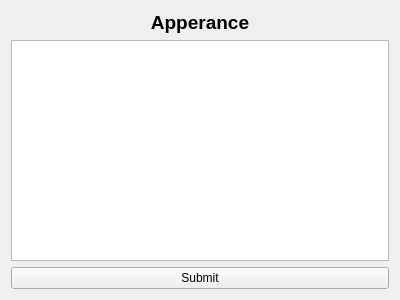
The window that forms/ui_forms/apperance_form.ui (ericmullally/dnd_tracker) describes before a commit, drawn with Qt 5.
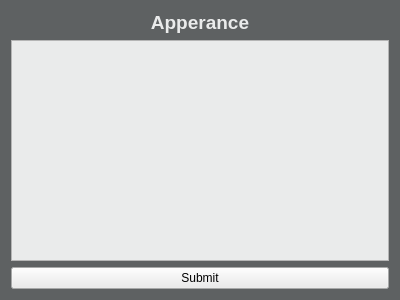
The same window after the commit.

What changed in the file:
```diff
--- a/forms/ui_forms/apperance_form.ui
+++ b/forms/ui_forms/apperance_form.ui
@@ -10,6 +10,448 @@
     <height>300</height>
    </rect>
   </property>
+  <property name="palette">
+   <palette>
+    <active>
+     <colorrole role="WindowText">
+      <brush brushstyle="SolidPattern">
+       <color alpha="255">
+        <red>234</red>
+        <green>235</green>
+        <blue>235</blue>
+       </color>
+      </brush>
+     </colorrole>
+     <colorrole role="Button">
+      <brush brushstyle="SolidPattern">
+       <color alpha="255">
+        <red>94</red>
+        <green>97</green>
+        <blue>98</blue>
+       </color>
+      </brush>
+     </colorrole>
+     <colorrole role="Light">
+      <brush brushstyle="SolidPattern">
+       <color alpha="255">
+        <red>141</red>
+        <green>146</green>
+        <blue>147</blue>
+       </color>
+      </brush>
+     </colorrole>
+     <colorrole role="Midlight">
+      <brush brushstyle="SolidPattern">
+       <color alpha="255">
+        <red>117</red>
+        <green>121</green>
+        <blue>122</blue>
+       </color>
+      </brush>
+     </colorrole>
+     <colorrole role="Dark">
+      <brush brushstyle="SolidPattern">
+       <color alpha="255">
+        <red>47</red>
+        <green>48</green>
+        <blue>49</blue>
+       </color>
+      </brush>
+     </colorrole>
+     <colorrole role="Mid">
+      <brush brushstyle="SolidPattern">
+       <color alpha="255">
+        <red>62</red>
+        <green>64</green>
+        <blue>65</blue>
+       </color>
+      </brush>
+     </colorrole>
+     <colorrole role="Text">
+      <brush brushstyle="SolidPattern">
+       <color alpha="255">
+        <red>255</red>
+        <green>255</green>
+        <blue>255</blue>
+       </color>
+      </brush>
+     </colorrole>
+     <colorrole role="BrightText">
+      <brush brushstyle="SolidPattern">
+       <color alpha="255">
+        <red>255</red>
+        <green>255</green>
+        <blue>255</blue>
+       </color>
+      </brush>
+     </colorrole>
+     <colorrole role="ButtonText">
+      <brush brushstyle="SolidPattern">
+       <color alpha="255">
+        <red>255</red>
+        <green>255</green>
+        <blue>255</blue>
+       </color>
+      </brush>
+     </colorrole>
+     <colorrole role="Base">
+      <brush brushstyle="SolidPattern">
+       <color alpha="255">
+        <red>0</red>
+        <green>0</green>
+        <blue>0</blue>
+       </color>
+      </brush>
+     </colorrole>
+     <colorrole role="Window">
+      <brush brushstyle="SolidPattern">
+       <color alpha="255">
+        <red>94</red>
+        <green>97</green>
+        <blue>98</blue>
+       </color>
+      </brush>
+     </colorrole>
+     <colorrole role="Shadow">
+      <brush brushstyle="SolidPattern">
+       <color alpha="255">
+        <red>0</red>
+        <green>0</green>
+        <blue>0</blue>
+       </color>
+      </brush>
+     </colorrole>
+     <colorrole role="AlternateBase">
+      <brush brushstyle="SolidPattern">
+       <color alpha="255">
+        <red>47</red>
+        <green>48</green>
+        <blue>49</blue>
+       </color>
+      </brush>
+     </colorrole>
+     <colorrole role="ToolTipBase">
+      <brush brushstyle="SolidPattern">
+       <color alpha="255">
+        <red>255</red>
+        <green>255</green>
+        <blue>220</blue>
+       </color>
+      </brush>
+     </colorrole>
+     <colorrole role="ToolTipText">
+      <brush brushstyle="SolidPattern">
+       <color alpha="255">
+        <red>0</red>
+        <green>0</green>
+        <blue>0</blue>
+       </color>
+      </brush>
+     </colorrole>
+     <colorrole role="PlaceholderText">
+      <brush brushstyle="SolidPattern">
+       <color alpha="128">
+        <red>255</red>
+        <green>255</green>
+        <blue>255</blue>
+       </color>
+      </brush>
+     </colorrole>
+    </active>
+    <inactive>
+     <colorrole role="WindowText">
+      <brush brushstyle="SolidPattern">
+       <color alpha="255">
+        <red>234</red>
+        <green>235</green>
+        <blue>235</blue>
+       </color>
+      </brush>
+     </colorrole>
+     <colorrole role="Button">
+      <brush brushstyle="SolidPattern">
+       <color alpha="255">
+        <red>94</red>
+        <green>97</green>
+        <blue>98</blue>
+       </color>
+      </brush>
+     </colorrole>
+     <colorrole role="Light">
+      <brush brushstyle="SolidPattern">
+       <color alpha="255">
+        <red>141</red>
+        <green>146</green>
+        <blue>147</blue>
+       </color>
+      </brush>
+     </colorrole>
+     <colorrole role="Midlight">
+      <brush brushstyle="SolidPattern">
+       <color alpha="255">
+        <red>117</red>
+        <green>121</green>
+        <blue>122</blue>
+       </color>
+      </brush>
+     </colorrole>
+     <colorrole role="Dark">
+      <brush brushstyle="SolidPattern">
+       <color alpha="255">
+        <red>47</red>
+        <green>48</green>
+        <blue>49</blue>
+       </color>
+      </brush>
+     </colorrole>
+     <colorrole role="Mid">
+      <brush brushstyle="SolidPattern">
+       <color alpha="255">
+        <red>62</red>
+        <green>64</green>
+        <blue>65</blue>
+       </color>
+      </brush>
+     </colorrole>
+     <colorrole role="Text">
+      <brush brushstyle="SolidPattern">
+       <color alpha="255">
+        <red>255</red>
+        <green>255</green>
+        <blue>255</blue>
+       </color>
+      </brush>
+     </colorrole>
+     <colorrole role="BrightText">
+      <brush brushstyle="SolidPattern">
+       <color alpha="255">
+        <red>255</red>
+        <green>255</green>
+        <blue>255</blue>
+       </color>
+      </brush>
+     </colorrole>
+     <colorrole role="ButtonText">
+      <brush brushstyle="SolidPattern">
+       <color alpha="255">
+        <red>255</red>
+        <green>255</green>
+        <blue>255</blue>
+       </color>
+      </brush>
+     </colorrole>
+     <colorrole role="Base">
+      <brush brushstyle="SolidPattern">
+       <color alpha="255">
+        <red>0</red>
+        <green>0</green>
+        <blue>0</blue>
+       </color>
+      </brush>
+     </colorrole>
+     <colorrole role="Window">
+      <brush brushstyle="SolidPattern">
+       <color alpha="255">
+        <red>94</red>
+        <green>97</green>
+        <blue>98</blue>
+       </color>
+      </brush>
+     </colorrole>
+     <colorrole role="Shadow">
+      <brush brushstyle="SolidPattern">
+       <color alpha="255">
+        <red>0</red>
+        <green>0</green>
+        <blue>0</blue>
+       </color>
+      </brush>
+     </colorrole>
+     <colorrole role="AlternateBase">
+      <brush brushstyle="SolidPattern">
+       <color alpha="255">
+        <red>47</red>
+        <green>48</green>
+        <blue>49</blue>
+       </color>
+      </brush>
+     </colorrole>
+     <colorrole role="ToolTipBase">
+      <brush brushstyle="SolidPattern">
+       <color alpha="255">
+        <red>255</red>
+        <green>255</green>
+        <blue>220</blue>
+       </color>
+      </brush>
+     </colorrole>
+     <colorrole role="ToolTipText">
+      <brush brushstyle="SolidPattern">
+       <color alpha="255">
+        <red>0</red>
+        <green>0</green>
+        <blue>0</blue>
+       </color>
+      </brush>
+     </colorrole>
+     <colorrole role="PlaceholderText">
+      <brush brushstyle="SolidPattern">
+       <color alpha="128">
+        <red>255</red>
+        <green>255</green>
+        <blue>255</blue>
+       </color>
+      </brush>
+     </colorrole>
+    </inactive>
+    <disabled>
+     <colorrole role="WindowText">
+      <brush brushstyle="SolidPattern">
+       <color alpha="255">
+        <red>47</red>
+        <green>48</green>
+        <blue>49</blue>
+       </color>
+      </brush>
+     </colorrole>
+     <colorrole role="Button">
+      <brush brushstyle="SolidPattern">
+       <color alpha="255">
+        <red>94</red>
+        <green>97</green>
+        <blue>98</blue>
+       </color>
+      </brush>
+     </colorrole>
+     <colorrole role="Light">
+      <brush brushstyle="SolidPattern">
+       <color alpha="255">
+        <red>141</red>
+        <green>146</green>
+        <blue>147</blue>
+       </color>
+      </brush>
+     </colorrole>
+     <colorrole role="Midlight">
+      <brush brushstyle="SolidPattern">
+       <color alpha="255">
+        <red>117</red>
+        <green>121</green>
+        <blue>122</blue>
+       </color>
+      </brush>
+     </colorrole>
+     <colorrole role="Dark">
+      <brush brushstyle="SolidPattern">
+       <color alpha="255">
+        <red>47</red>
+        <green>48</green>
+        <blue>49</blue>
+       </color>
+      </brush>
+     </colorrole>
+     <colorrole role="Mid">
+      <brush brushstyle="SolidPattern">
+       <color alpha="255">
+        <red>62</red>
+        <green>64</green>
+        <blue>65</blue>
+       </color>
+      </brush>
+     </colorrole>
+     <colorrole role="Text">
+      <brush brushstyle="SolidPattern">
+       <color alpha="255">
+        <red>47</red>
+        <green>48</green>
+        <blue>49</blue>
+       </color>
+      </brush>
+     </colorrole>
+     <colorrole role="BrightText">
+      <brush brushstyle="SolidPattern">
+       <color alpha="255">
+        <red>255</red>
+        <green>255</green>
+        <blue>255</blue>
+       </color>
+      </brush>
+     </colorrole>
+     <colorrole role="ButtonText">
+      <brush brushstyle="SolidPattern">
+       <color alpha="255">
+        <red>47</red>
+        <green>48</green>
+        <blue>49</blue>
+       </color>
+      </brush>
+     </colorrole>
+     <colorrole role="Base">
+      <brush brushstyle="SolidPattern">
+       <color alpha="255">
+        <red>94</red>
+        <green>97</green>
+        <blue>98</blue>
+       </color>
+      </brush>
+     </colorrole>
+     <colorrole role="Window">
+      <brush brushstyle="SolidPattern">
+       <color alpha="255">
+        <red>94</red>
+        <green>97</green>
+        <blue>98</blue>
+       </color>
+      </brush>
+     </colorrole>
+     <colorrole role="Shadow">
+      <brush brushstyle="SolidPattern">
+       <color alpha="255">
+        <red>0</red>
+        <green>0</green>
+        <blue>0</blue>
+       </color>
+      </brush>
+     </colorrole>
+     <colorrole role="AlternateBase">
+      <brush brushstyle="SolidPattern">
+       <color alpha="255">
+        <red>94</red>
+        <green>97</green>
+        <blue>98</blue>
+       </color>
+      </brush>
+     </colorrole>
+     <colorrole role="ToolTipBase">
+      <brush brushstyle="SolidPattern">
+       <color alpha="255">
+        <red>255</red>
+        <green>255</green>
+        <blue>220</blue>
+       </color>
+      </brush>
+     </colorrole>
+     <colorrole role="ToolTipText">
+      <brush brushstyle="SolidPattern">
+       <color alpha="255">
+        <red>0</red>
+        <green>0</green>
+        <blue>0</blue>
+       </color>
+      </brush>
+     </colorrole>
+     <colorrole role="PlaceholderText">
+      <brush brushstyle="SolidPattern">
+       <color alpha="128">
+        <red>255</red>
+        <green>255</green>
+        <blue>255</blue>
+       </color>
+      </brush>
+     </colorrole>
+    </disabled>
+   </palette>
+  </property>
   <property name="windowTitle">
    <string>Form</string>
   </property>
@@ -32,10 +474,17 @@
     </widget>
    </item>
    <item row="1" column="0">
-    <widget class="QTextEdit" name="apperance_edit"/>
+    <widget class="QTextEdit" name="apperance_edit">
+     <property name="styleSheet">
+      <string notr="true">background-color:#eaebeb;color:black;</string>
+     </property>
+    </widget>
    </item>
    <item row="2" column="0">
     <widget class="QPushButton" name="apperance_submit_button">
+     <property name="styleSheet">
+      <string notr="true">background-color:#eaebeb;</string>
+     </property>
      <property name="text">
       <string>Submit</string>
      </property>
```
